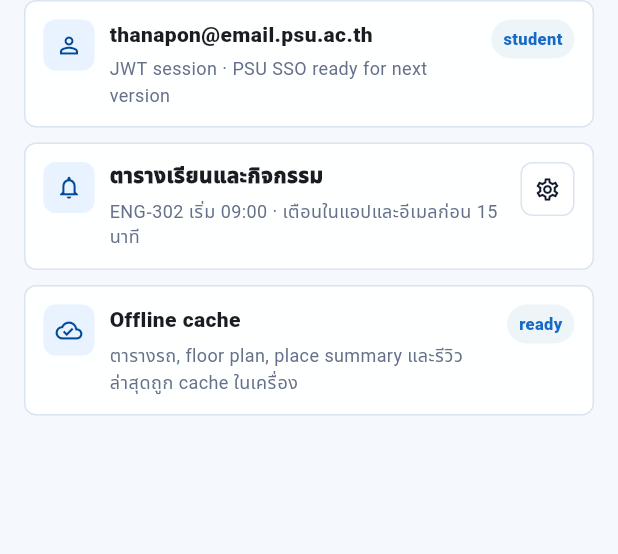
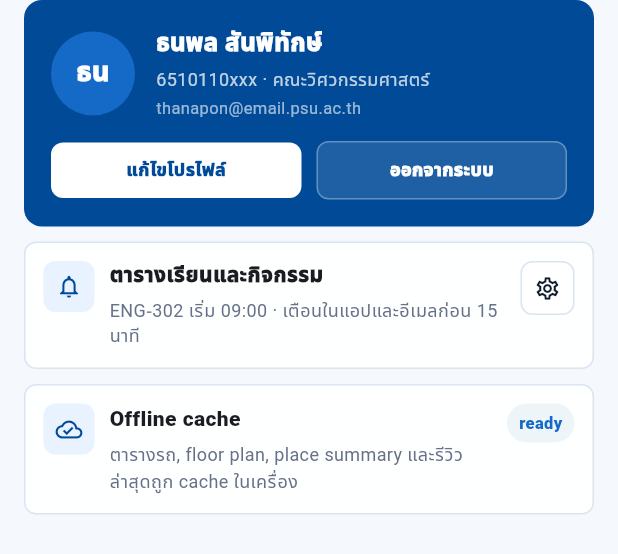
Before and after one commit to fiat222/PSU-Navigate, a Flutter app: the _ProfileScreen widget shown alone on an empty page, opened directly with empty values, on a phone screen of 412 x 824 dp. Shown: the top 554 px of the screen. Run offline on Flutter 3.47's test engine with Material 3 defaults, Android fonts, the phone set to English and light mode, and no system bars; Roboto replaces fonts that are missing (Noto Sans Thai).

Commit message:
แก้หน้าฉันส่วนของ Header โปรไฟล์ผู้ใช้

```diff
--- a/psu_nav/lib/main.dart
+++ b/psu_nav/lib/main.dart
@@ -934,6 +934,7 @@ class _EventsScreen extends StatelessWidget {
     );
   }
 }
+
 
 class _CommunityScreen extends StatefulWidget {
   const _CommunityScreen({required this.desktop, required this.onToast});
@@ -1336,22 +1337,22 @@ class _ProfileScreen extends StatelessWidget {
 
   @override
   Widget build(BuildContext context) {
-    return _ResponsiveList(
+    return Column(
+      children: [
+        Expanded(
+          child: _ResponsiveList(
             desktop: desktop,
             children: [
-        const _InfoCard(
-          icon: Icons.person_outline,
-          title: 'thanapon@email.psu.ac.th',
-          subtitle: 'JWT session · PSU SSO ready for next version',
-          trailing: _RightPill('student'),
-        ),
+              _ProfileHeader(onToast: onToast),
               _InfoCard(
                 icon: Icons.notifications_outlined,
                 title: 'ตารางเรียนและกิจกรรม',
-          subtitle: 'ENG-302 เริ่ม 09:00 · เตือนในแอปและอีเมลก่อน 15 นาที',
+                subtitle:
+                    'ENG-302 เริ่ม 09:00 · เตือนในแอปและอีเมลก่อน 15 นาที',
                 trailing: _IconButton(
                   icon: Icons.settings_outlined,
-            onTap: () => onToast('บันทึก notification preference แล้ว'),
+                  onTap: () =>
+                      onToast('บันทึก notification preference แล้ว'),
                 ),
               ),
               const _InfoCard(
@@ -1362,9 +1363,142 @@ class _ProfileScreen extends StatelessWidget {
                 trailing: _RightPill('ready'),
               ),
             ],
-    );
-  }
-}
+          ),
+        ),
+      ],
+    );
+  }
+}
+
+class _ProfileHeader extends StatelessWidget {
+  const _ProfileHeader({required this.onToast});
+
+  final ValueChanged<String> onToast;
+
+  @override
+  Widget build(BuildContext context) {
+    return Container(
+      padding: const EdgeInsets.all(18),
+      decoration: BoxDecoration(
+        color: AppColors.campus,
+        borderRadius: BorderRadius.circular(12),
+      ),
+      child: Column(
+        children: [
+          // Avatar + Info row
+          Row(
+            children: [
+              // Avatar
+              Container(
+                width: 56,
+                height: 56,
+                decoration: const BoxDecoration(
+                  shape: BoxShape.circle,
+                  color: Color(0xFF1569C7),
+                ),
+                alignment: Alignment.center,
+                child: const Text(
+                  'ธน',
+                  style: TextStyle(
+                    color: Colors.white,
+                    fontSize: 18,
+                    fontWeight: FontWeight.w900,
+                  ),
+                ),
+              ),
+              const SizedBox(width: 14),
+              // Name + student info
+              Expanded(
+                child: Column(
+                  crossAxisAlignment: CrossAxisAlignment.start,
+                  children: [
+                    const Text(
+                      'ธนพล สันพิทักษ์',
+                      style: TextStyle(
+                        color: Colors.white,
+                        fontSize: 16,
+                        fontWeight: FontWeight.w900,
+                      ),
+                    ),
+                    const SizedBox(height: 3),
+                    Text(
+                      '6510110xxx · คณะวิศวกรรมศาสตร์',
+                      style: TextStyle(
+                        color: Colors.white.withValues(alpha: .75),
+                        fontSize: 12,
+                      ),
+                    ),
+                    const SizedBox(height: 2),
+                    Text(
+                      'thanapon@email.psu.ac.th',
+                      style: TextStyle(
+                        color: Colors.white.withValues(alpha: .60),
+                        fontSize: 11,
+                      ),
+                    ),
+                  ],
+                ),
+              ),
+            ],
+          ),
+          const SizedBox(height: 14),
+          // Buttons row
+          Row(
+            children: [
+              Expanded(
+                child: GestureDetector(
+                  onTap: () => onToast('เปิดหน้าแก้ไขโปรไฟล์'),
+                  child: Container(
+                    padding: const EdgeInsets.symmetric(vertical: 10),
+                    decoration: BoxDecoration(
+                      color: Colors.white,
+                      borderRadius: BorderRadius.circular(8),
+                    ),
+                    alignment: Alignment.center,
+                    child: const Text(
+                      'แก้ไขโปรไฟล์',
+                      style: TextStyle(
+                        color: AppColors.campus,
+                        fontSize: 12,
+                        fontWeight: FontWeight.w900,
+                      ),
+                    ),
+                  ),
+                ),
+              ),
+              const SizedBox(width: 10),
+              Expanded(
+                child: GestureDetector(
+                  onTap: () => onToast('ออกจากระบบ PSU SSO'),
+                  child: Container(
+                    padding: const EdgeInsets.symmetric(vertical: 10),
+                    decoration: BoxDecoration(
+                      color: Colors.white.withValues(alpha: .12),
+                      borderRadius: BorderRadius.circular(8),
+                      border: Border.all(
+                        color: Colors.white.withValues(alpha: .30),
+                      ),
+                    ),
+                    alignment: Alignment.center,
+                    child: const Text(
+                      'ออกจากระบบ',
+                      style: TextStyle(
+                        color: Colors.white,
+                        fontSize: 12,
+                        fontWeight: FontWeight.w900,
+                      ),
+                    ),
+                  ),
+                ),
+              ),
+            ],
+          ),
+        ],
+      ),
+    );
+  }
+}
+
 
 class _SearchRow extends StatelessWidget {
   const _SearchRow({
```
Also changed, not shown: 8 other files. Lines whose indentation alone changed are shown as unchanged.
